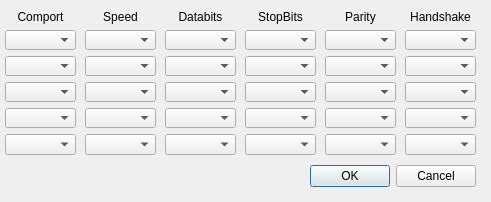
Old version of the form mqt/MqtTestRotator/setupdialog.ui in the repository zsteva/backup-minos2; both pictures show x 395 to 886 and y 0 to 202 of the 886 by 202 pixel window.
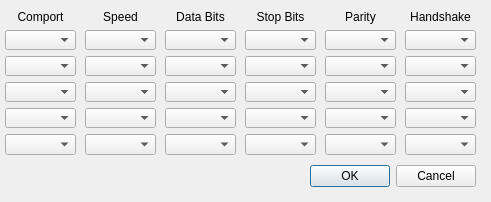
New version of the form.

Commit message: Core Antenna Dialog boxes working - needs more testing. Added hamlib rotator api to stop, get and set azimuth, rotateCCW and rotatCW. All needs testing.

Diff of the .ui file:
```diff
--- a/mqt/MqtTestRotator/setupdialog.ui
+++ b/mqt/MqtTestRotator/setupdialog.ui
@@ -190,7 +190,7 @@
     <item>
      <widget class="QLabel" name="label_5">
       <property name="text">
-       <string>Databits</string>
+       <string>Data Bits</string>
       </property>
       <property name="alignment">
        <set>Qt::AlignCenter</set>
@@ -227,7 +227,7 @@
     <item>
      <widget class="QLabel" name="label_6">
       <property name="text">
-       <string>StopBits</string>
+       <string>Stop Bits</string>
       </property>
       <property name="alignment">
        <set>Qt::AlignCenter</set>
```
The commit also changes 5 other files.
